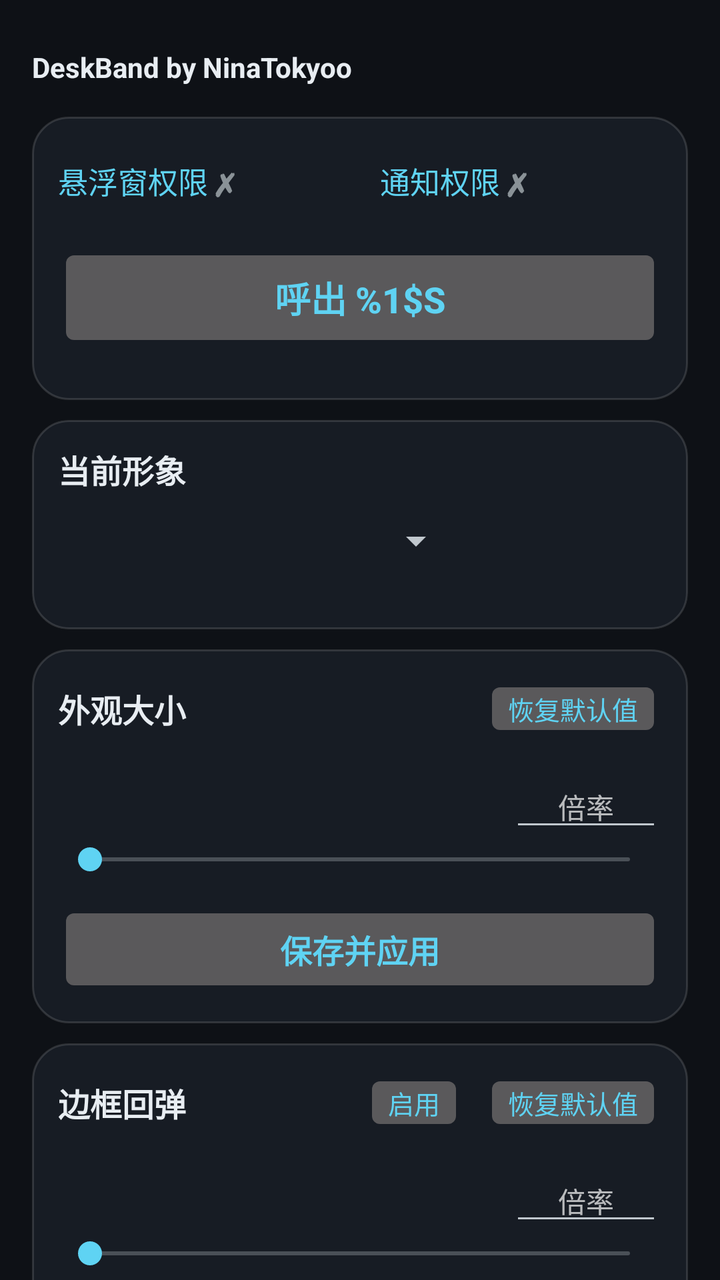
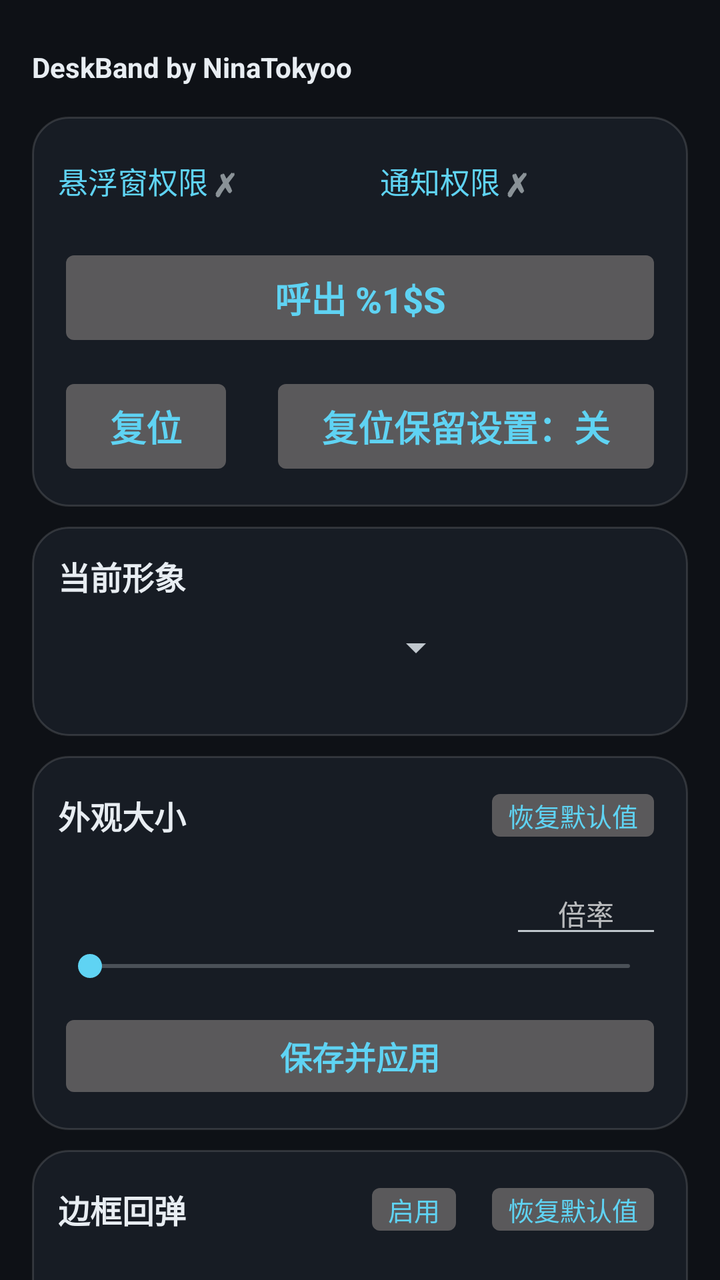

An Android layout rendered at two revisions. The XML below is the earlier revision; the diff shows what the commit changed to produce the second picture.
<!-- AndroidManifest.xml: application theme AppTheme -->
<!-- res/layout/activity_main.xml -->
<?xml version="1.0" encoding="utf-8"?>
<ScrollView xmlns:android="http://schemas.android.com/apk/res/android"
    android:id="@+id/root"
    android:layout_width="match_parent"
    android:layout_height="match_parent"
    android:fillViewport="true"
    android:background="@color/bg"
    android:overScrollMode="ifContentScrolls"
    android:scrollbarAlwaysDrawVerticalTrack="false"
    android:scrollbars="none">

    <LinearLayout
        android:layout_width="match_parent"
        android:layout_height="wrap_content"
        android:orientation="vertical"
        android:paddingTop="8dp"
        android:paddingBottom="28dp">

        
        <TextView
            android:id="@+id/txtTitle"
            android:layout_width="match_parent"
            android:layout_height="wrap_content"
            android:layout_marginStart="16dp"
            android:layout_marginEnd="16dp"
            android:layout_marginTop="18dp"
            android:layout_marginBottom="6dp"
            android:maxLines="1"
            android:includeFontPadding="false"
            android:text="@string/ui_title"
            android:textColor="@color/text_primary"
            android:textStyle="bold" />

        
        <LinearLayout style="@style/Card" android:tag="card" android:layout_marginStart="16dp" android:layout_marginEnd="16dp">

            
            <LinearLayout
                android:layout_width="match_parent"
                android:layout_height="wrap_content"
                android:orientation="horizontal"
                android:baselineAligned="false">

                <LinearLayout
                    android:id="@+id/rowOverlay"
                    android:layout_width="0dp"
                    android:layout_height="wrap_content"
                    android:layout_weight="1"
                    android:orientation="horizontal"
                    android:gravity="center_vertical"
                    android:background="?android:attr/selectableItemBackground"
                    android:paddingTop="8dp"
                    android:paddingBottom="8dp">

                    <TextView
                        android:id="@+id/txtPermOverlay"
                        android:layout_width="wrap_content"
                        android:layout_height="wrap_content"
                        android:maxLines="1"
                        android:ellipsize="end"
                        android:text="@string/perm_overlay"
                        android:textColor="@color/accent"
                        android:textSize="15sp" />

                    <TextView
                        android:id="@+id/markOverlay"
                        android:layout_width="wrap_content"
                        android:layout_height="wrap_content"
                        android:layout_marginStart="3dp"
                        android:textSize="16sp"
                        android:textStyle="bold"
                        android:text="@string/perm_missing_mark" />
                </LinearLayout>

                <LinearLayout
                    android:id="@+id/rowNotify"
                    android:layout_width="0dp"
                    android:layout_height="wrap_content"
                    android:layout_weight="1"
                    android:layout_marginStart="20dp"
                    android:orientation="horizontal"
                    android:gravity="center_vertical"
                    android:background="?android:attr/selectableItemBackground"
                    android:paddingTop="8dp"
                    android:paddingBottom="8dp">

                    <TextView
                        android:id="@+id/txtPermNotify"
                        android:layout_width="wrap_content"
                        android:layout_height="wrap_content"
                        android:maxLines="1"
                        android:ellipsize="end"
                        android:text="@string/perm_notify"
                        android:textColor="@color/accent"
                        android:textSize="15sp" />

                    <TextView
                        android:id="@+id/markNotify"
                        android:layout_width="wrap_content"
                        android:layout_height="wrap_content"
                        android:layout_marginStart="3dp"
                        android:textSize="16sp"
                        android:textStyle="bold"
                        android:text="@string/perm_missing_mark" />
                </LinearLayout>
            </LinearLayout>

            
            <Button
                android:id="@+id/btnToggle"
                style="@style/BigButton"
                android:layout_marginTop="12dp"
                android:maxLines="1"
                android:ellipsize="end"
                android:text="@string/btn_summon" />

            <LinearLayout
                android:layout_width="match_parent"
                android:layout_height="wrap_content"
                android:layout_marginTop="10dp"
                android:orientation="horizontal"
                android:baselineAligned="false">

                <Button
                    android:id="@+id/btnReset"
                    style="@style/BigButton"
                    android:layout_width="wrap_content"
                    android:layout_height="match_parent"
                    android:layout_marginTop="0dp"
                    android:paddingStart="26dp"
                    android:paddingEnd="26dp"
                    android:maxLines="1"
                    android:text="@string/btn_reset" />

                <Space
                    android:layout_width="0dp"
                    android:layout_height="1dp"
                    android:layout_weight="1" />

                <Button
                    android:id="@+id/btnResetKeep"
                    style="@style/BigButton"
                    android:layout_width="wrap_content"
                    android:layout_height="match_parent"
                    android:layout_marginTop="0dp"
                    android:paddingStart="26dp"
                    android:paddingEnd="26dp"
                    android:maxLines="1"
                    android:ellipsize="end"
                    android:text="@string/reset_keep_off" />
            </LinearLayout>
        </LinearLayout>

        
        <LinearLayout
            style="@style/Card"
            android:tag="card"
            android:padding="0dp"
            android:clipToOutline="true"
            android:layout_marginStart="16dp"
            android:layout_marginEnd="16dp">

            <FrameLayout
                android:layout_width="match_parent"
                android:layout_height="wrap_content">

                <LinearLayout
                    android:layout_width="match_parent"
                    android:layout_height="wrap_content"
                    android:orientation="vertical"
                    android:padding="13dp">

                    <TextView
                        style="@style/CardTitle"
                        android:text="@string/section_skin" />

                    <Spinner
                        android:id="@+id/spinnerSkin"
                        android:layout_width="match_parent"
                        android:layout_height="wrap_content"
                        android:layout_marginTop="12dp"
                        android:layout_marginEnd="99dp"
                        android:popupAnimationStyle="@style/SpinnerPopupAnim" />
                </LinearLayout>

                
                <ImageView
                    android:id="@+id/imgCornerPreview"
                    android:layout_width="104dp"
                    android:layout_height="104dp"
                    android:layout_gravity="end|bottom"
                    android:layout_marginEnd="0.75dp"
                    android:layout_marginBottom="0.75dp"
                    android:scaleType="matrix"
                    android:clickable="false"
                    android:focusable="false"
                    android:importantForAccessibility="no" />
            </FrameLayout>
        </LinearLayout>

        
        <LinearLayout style="@style/Card" android:tag="card" android:layout_marginStart="16dp" android:layout_marginEnd="16dp">

            <LinearLayout style="@style/CardTitleRow">

                <TextView
                    style="@style/CardTitle"
                    android:layout_width="0dp"
                    android:layout_weight="1"
                    android:text="@string/section_look" />

                <Button
                    android:id="@+id/btnResetSize"
                    style="@style/CardAction"
                    android:text="@string/restore_default" />
            </LinearLayout>

            
            <LinearLayout
                android:layout_width="match_parent"
                android:layout_height="wrap_content"
                android:layout_marginTop="12dp"
                android:orientation="horizontal"
                android:gravity="center_vertical">

                <TextView
                    android:id="@+id/txtSize"
                    android:layout_width="0dp"
                    android:layout_height="wrap_content"
                    android:layout_weight="1"
                    android:maxLines="1"
                    android:ellipsize="end"
                    android:textColor="@color/text_secondary"
                    android:textSize="13sp" />

                <EditText
                    android:id="@+id/editSize"
                    android:layout_width="76dp"
                    android:layout_height="wrap_content"
                    android:layout_marginStart="10dp"
                    android:inputType="numberDecimal"
                    android:imeOptions="actionDone"
                    android:maxLength="5"
                    android:textSize="14sp"
                    android:gravity="center"
                    android:hint="@string/size_input" />
            </LinearLayout>

            <SeekBar
                android:id="@+id/seekSize"
                android:layout_width="match_parent"
                android:layout_height="wrap_content" />

            <Button
                android:id="@+id/btnSaveSize"
                style="@style/PrimaryButton"
                android:text="@string/save_apply" />
        </LinearLayout>

        
        <LinearLayout style="@style/Card" android:tag="card" android:layout_marginStart="16dp" android:layout_marginEnd="16dp">

            <LinearLayout style="@style/CardTitleRow">

                <TextView
                    style="@style/CardTitle"
                    android:layout_width="0dp"
                    android:layout_weight="1"
                    android:text="@string/section_bounce" />

                
                <Button
                    android:id="@+id/btnBounceToggle"
                    style="@style/CardAction"
                    android:text="@string/bounce_on" />

                <Button
                    android:id="@+id/btnResetBounce"
                    style="@style/CardAction"
                    android:text="@string/restore_default" />
            </LinearLayout>

            
            <LinearLayout
                android:layout_width="match_parent"
                android:layout_height="wrap_content"
                android:layout_marginTop="12dp"
                android:orientation="horizontal"
                android:gravity="center_vertical">

                <TextView
                    android:id="@+id/txtBounceAmp"
                    android:layout_width="0dp"
                    android:layout_height="wrap_content"
                    android:layout_weight="1"
                    android:maxLines="1"
                    android:ellipsize="end"
                    android:textColor="@color/text_secondary"
                    android:textSize="13sp" />

                <EditText
                    android:id="@+id/editBounceAmp"
                    android:layout_width="76dp"
                    android:layout_height="wrap_content"
                    android:layout_marginStart="10dp"
                    android:inputType="numberDecimal"
                    android:imeOptions="actionDone"
                    android:maxLength="5"
                    android:textSize="14sp"
                    android:gravity="center"
                    android:hint="@string/bounce_amp_input" />
            </LinearLayout>

            <SeekBar
                android:id="@+id/seekBounceAmp"
                android:layout_width="match_parent"
                android:layout_height="wrap_content" />

            
            <LinearLayout
                android:layout_width="match_parent"
                android:layout_height="wrap_content"
                android:layout_marginTop="8dp"
                android:orientation="horizontal"
                android:gravity="center_vertical">

                <TextView
                    android:id="@+id/txtBounceMs"
                    android:layout_width="0dp"
                    android:layout_height="wrap_content"
                    android:layout_weight="1"
                    android:maxLines="1"
                    android:ellipsize="end"
                    android:textColor="@color/text_secondary"
                    android:textSize="13sp" />

                <EditText
                    android:id="@+id/editBounceMs"
                    android:layout_width="76dp"
                    android:layout_height="wrap_content"
                    android:layout_marginStart="10dp"
                    android:inputType="numberDecimal"
                    android:imeOptions="actionDone"
                    android:maxLength="5"
                    android:textSize="14sp"
                    android:gravity="center"
                    android:hint="@string/bounce_ms_input" />
            </LinearLayout>

            <SeekBar
                android:id="@+id/seekBounceMs"
                android:layout_width="match_parent"
                android:layout_height="wrap_content" />

            <Button
                android:id="@+id/btnSaveBounce"
                style="@style/PrimaryButton"
                android:text="@string/save_apply" />
        </LinearLayout>

        
        <LinearLayout style="@style/Card" android:tag="card" android:layout_marginStart="16dp" android:layout_marginEnd="16dp">

            <TextView
                style="@style/CardTitle"
                android:text="@string/section_notify" />

            <EditText
                android:id="@+id/editNotify"
                android:layout_width="match_parent"
                android:layout_height="wrap_content"
                android:layout_marginTop="12dp"
                android:inputType="text"
                android:imeOptions="actionDone"
                android:maxLength="40"
                android:maxLines="2"
                android:textSize="15sp"
                android:hint="@string/notify_input" />

            <TextView
                android:id="@+id/txtNotifyCount"
                android:layout_width="match_parent"
                android:layout_height="wrap_content"
                android:layout_marginTop="4dp"
                android:textColor="@color/text_secondary"
                android:textSize="12sp" />

            <Button
                android:id="@+id/btnSaveNotify"
                style="@style/PrimaryButton"
                android:layout_marginTop="10dp"
                android:text="@string/save_apply" />
        </LinearLayout>

        
        <LinearLayout
            style="@style/Card"
            android:tag="card"
            android:layout_marginStart="16dp"
            android:layout_marginEnd="16dp">

            <TextView
                style="@style/CardTitle"
                android:text="@string/section_theme" />

            <Spinner
                android:id="@+id/spinnerTheme"
                android:layout_width="match_parent"
                android:layout_height="wrap_content"
                android:layout_marginTop="12dp"
                android:popupAnimationStyle="@style/SpinnerPopupAnim" />
        </LinearLayout>
    </LinearLayout>
</ScrollView>
<!-- resources referenced by this layout -->
<resources>
  <color name="accent">#5FD3F3</color>
  <color name="bg">#0E1116</color>
  <color name="text_primary">#E8EDF2</color>
  <color name="text_secondary">#93A1B0</color>
  <string name="bounce_amp_input">倍率</string>
  <string name="bounce_ms_input">倍率</string>
  <string name="bounce_on">启用</string>
  <string name="btn_reset">复位</string>
  <string name="btn_summon">呼出 %1$s</string>
  <string name="notify_input">留空使用默认文案</string>
  <string name="perm_missing_mark">✗</string>
  <string name="perm_notify">通知权限</string>
  <string name="perm_overlay">悬浮窗权限</string>
  <string name="reset_keep_off">复位保留设置：关</string>
  <string name="restore_default">恢复默认值</string>
  <string name="save_apply">保存并应用</string>
  <string name="section_bounce">边框回弹</string>
  <string name="section_look">外观大小</string>
  <string name="section_notify">通知栏内容</string>
  <string name="section_skin">当前形象</string>
  <string name="section_theme">外观模式</string>
  <string name="size_input">倍率</string>
  <string name="ui_title">DeskBand by NinaTokyoo</string>
  <style name="BigButton" parent="PrimaryButton">
          <item name="android:textSize">18sp</item>
          <item name="android:paddingTop">14dp</item>
          <item name="android:paddingBottom">14dp</item>
          <item name="android:layout_marginTop">12dp</item>
      </style>
  <style name="Card">
          <item name="android:layout_width">match_parent</item>
          <item name="android:layout_height">wrap_content</item>
          <item name="android:orientation">vertical</item>
          <item name="android:background">@drawable/card_bg</item>
          <item name="android:padding">13dp</item>
          <item name="android:layout_marginTop">10dp</item>
      </style>
  <style name="CardTitle">
          <item name="android:layout_width">wrap_content</item>
          <item name="android:layout_height">wrap_content</item>
          <item name="android:textColor">@color/text_primary</item>
          <item name="android:textSize">16sp</item>
          <item name="android:textStyle">bold</item>
      </style>
  <style name="CardTitleRow">
          <item name="android:layout_width">match_parent</item>
          <item name="android:layout_height">wrap_content</item>
          <item name="android:orientation">horizontal</item>
          <item name="android:gravity">center_vertical</item>
      </style>
  <style name="PrimaryButton">
          <item name="android:layout_width">match_parent</item>
          <item name="android:layout_height">wrap_content</item>
          <item name="android:layout_marginTop">12dp</item>
          <item name="android:textColor">@color/accent</item>
          <item name="android:textSize">16sp</item>
          <item name="android:textStyle">bold</item>
          <item name="android:paddingTop">11dp</item>
          <item name="android:paddingBottom">11dp</item>
          <item name="android:stateListAnimator">@null</item>
      </style>
  <style name="SpinnerPopupAnim">
          <item name="android:windowEnterAnimation">@android:anim/fade_in</item>
          <item name="android:windowExitAnimation">@android:anim/fade_out</item>
      </style>
  <style name="AppTheme" parent="@android:style/Theme.DeviceDefault.NoActionBar">
          <item name="android:windowBackground">@color/bg</item>
          <item name="android:colorAccent">@color/accent</item>
          <item name="android:statusBarColor">@android:color/transparent</item>
          <item name="android:navigationBarColor">@android:color/transparent</item>
          <item name="android:windowLightStatusBar">false</item>
      </style>
  <!-- drawable card_bg (drawable) -->
  <?xml version="1.0" encoding="utf-8"?>
  <shape xmlns:android="http://schemas.android.com/apk/res/android"
      android:shape="rectangle">
      <solid android:color="@color/card" />
      <corners android:radius="18dp" />
      <stroke android:width="1dp" android:color="@color/card_stroke" />
  </shape>
  <color name="card">#171C24</color>
  <color name="card_stroke">#22FFFFFF</color>
  <!-- unchanged entries left out for length: 1 -->
</resources>

<!-- the commit's change to res/layout/activity_main.xml (unified diff, before → after) -->
@@ -125,7 +125,7 @@
                     android:id="@+id/btnReset"
                     style="@style/BigButton"
                     android:layout_width="wrap_content"
-                    android:layout_height="match_parent"
+                    android:layout_height="wrap_content"
                     android:layout_marginTop="0dp"
                     android:paddingStart="26dp"
                     android:paddingEnd="26dp"
@@ -141,7 +141,7 @@
                     android:id="@+id/btnResetKeep"
                     style="@style/BigButton"
                     android:layout_width="wrap_content"
-                    android:layout_height="match_parent"
+                    android:layout_height="wrap_content"
                     android:layout_marginTop="0dp"
                     android:paddingStart="26dp"
                     android:paddingEnd="26dp"
